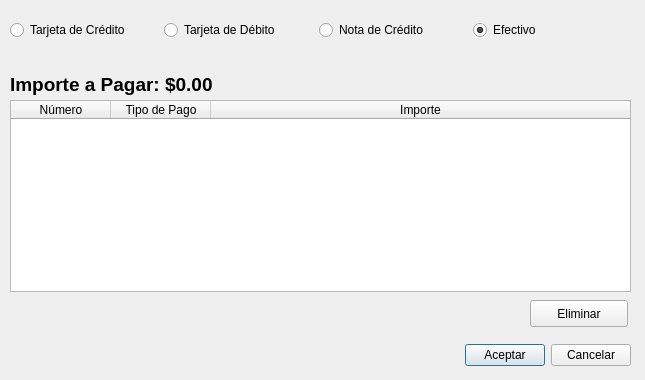
First picture: the form in ventanas/vtnTiposCobro.ui, repository leaLuque/FarmaciaCrisol, before the edit.
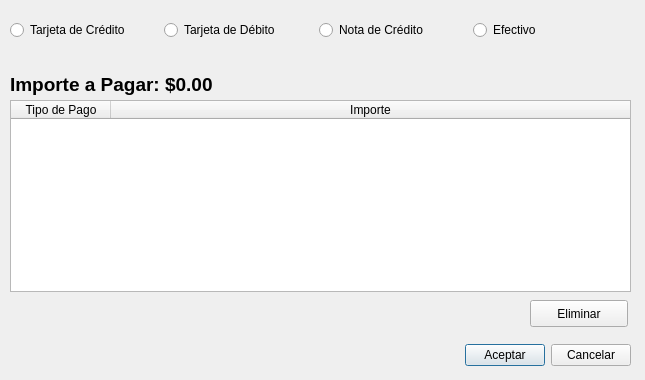
Second picture: the form after the edit.

Patch:
```diff
--- a/ventanas/vtnTiposCobro.ui
+++ b/ventanas/vtnTiposCobro.ui
@@ -37,11 +37,6 @@
    <attribute name="verticalHeaderStretchLastSection">
     <bool>false</bool>
    </attribute>
-   <column>
-    <property name="text">
-     <string>Número</string>
-    </property>
-   </column>
    <column>
     <property name="text">
      <string>Tipo de Pago</string>
@@ -89,9 +84,12 @@
       <property name="text">
        <string>Efectivo</string>
       </property>
-      <property name="checked">
+      <property name="checkable">
        <bool>true</bool>
       </property>
+      <property name="checked">
+       <bool>false</bool>
+      </property>
      </widget>
     </item>
    </layout>
```
Left out of the diff: 6 changed lines with no effect on the pictures.
